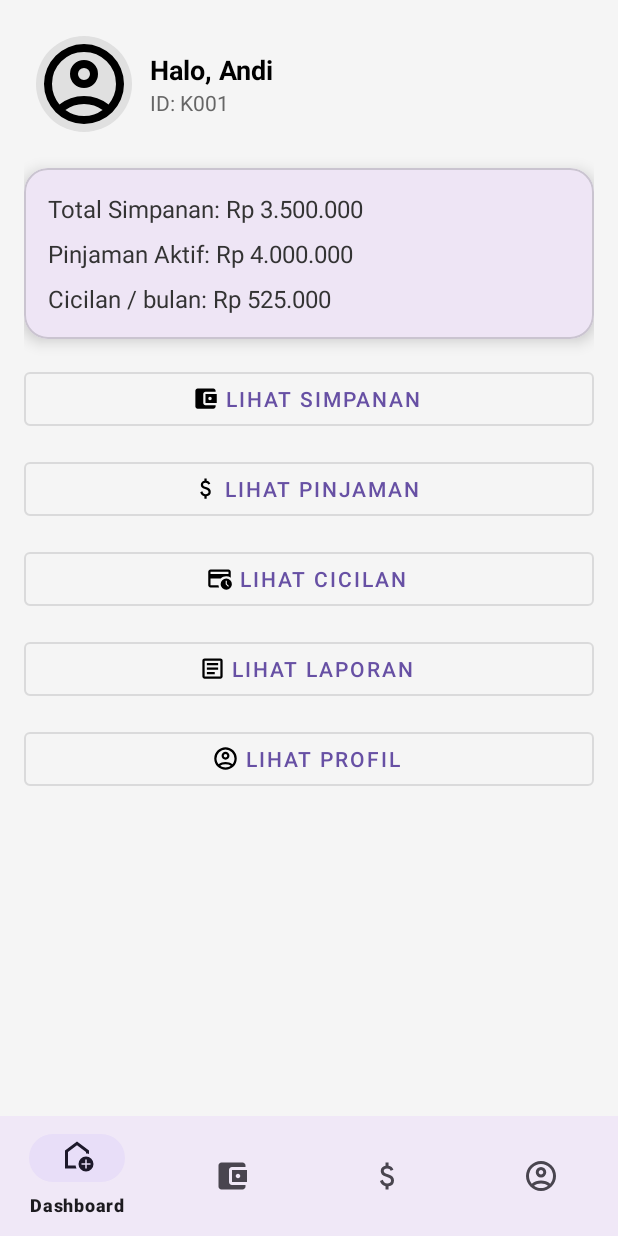
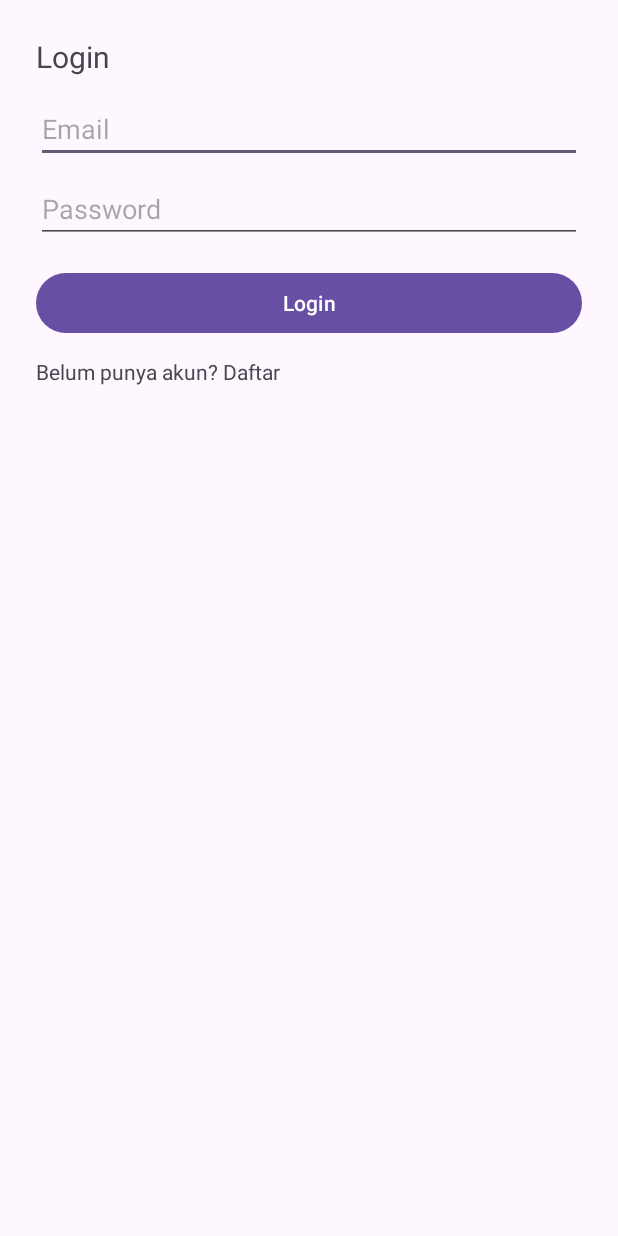
Before and after one commit to YaredMordechai/Projek_MAP, an Android app: the screen it shows after launch (MainActivity before the commit, LoginActivity after it), on a phone screen of 412 x 824 dp. Run offline under Robolectric (Android 15) with nearby library versions, the phone set to English and light mode, and no system bars.

Commit message:
Login page (masih error)

```diff
--- a/app/src/main/java/com/example/projek_map/MainActivity.kt
+++ b/app/src/main/java/com/example/projek_map/MainActivity.kt
@@ -1,28 +1,43 @@
 package com.example.projek_map
 
+import android.content.Intent
 import android.os.Bundle
 import androidx.appcompat.app.AppCompatActivity
 import androidx.fragment.app.Fragment
 import com.google.android.material.bottomnavigation.BottomNavigationView
-import com.example.projek_map.R
-import com.example.projek_map.DashboardFragment
-import com.example.projek_map.SimpananFragment
-import com.example.projek_map.PinjamanFragment
-import com.example.projek_map.ProfilFragment
+import com.example.projek_map.databinding.ActivityMainBinding
+import com.example.projek_map.ui.LoginActivity
+import com.example.projek_map.api.ApiClient
+import com.example.projek_map.model.User
 
 class MainActivity : AppCompatActivity() {
 
+    private lateinit var binding: ActivityMainBinding
+    private var userId: Int = -1
+    private var userNama: String = ""
+
     override fun onCreate(savedInstanceState: Bundle?) {
         super.onCreate(savedInstanceState)
-        setContentView(R.layout.activity_main)
+        binding = ActivityMainBinding.inflate(layoutInflater)
+        setContentView(binding.root)
 
-        val bottomNav = findViewById<BottomNavigationView>(R.id.bottomNavigationView)
+        // Cek apakah user sudah login (dikirim dari LoginActivity)
+        userId = intent.getIntExtra("user_id", -1)
+        userNama = intent.getStringExtra("nama") ?: ""
 
-        // Default fragment saat pertama kali app dibuka
+        if (userId == -1) {
+            // Kalau belum login, arahkan ke halaman login
+            startActivity(Intent(this, LoginActivity::class.java))
+            finish()
+            return
+        }
+
+        // Set fragment default (Dashboard)
         if (savedInstanceState == null) {
             loadFragment(DashboardFragment())
         }
 
+        val bottomNav = findViewById<BottomNavigationView>(R.id.bottomNavigationView)
         bottomNav.setOnItemSelectedListener { item ->
             when (item.itemId) {
                 R.id.navigation_dashboard -> {
@@ -34,11 +49,19 @@ class MainActivity : AppCompatActivity() {
                     true
                 }
                 R.id.navigation_pinjaman -> {
-                    loadFragment(PinjamanFragment())
+                    val fragment = PinjamanFragment()
+                    val bundle = Bundle()
+                    bundle.putInt("user_id", userId)
+                    fragment.arguments = bundle
+                    loadFragment(fragment)
                     true
                 }
                 R.id.navigation_profil -> {
-                    loadFragment(ProfilFragment())
+                    val fragment = ProfilFragment()
+                    val bundle = Bundle()
+                    bundle.putString("nama", userNama)
+                    fragment.arguments = bundle
+                    loadFragment(fragment)
                     true
                 }
                 else -> false
--- a/app/src/main/java/com/example/projek_map/SimpananFragment.kt
+++ b/app/src/main/java/com/example/projek_map/SimpananFragment.kt
@@ -32,7 +32,6 @@ class SimpananFragment : Fragment() {
 
 
     }
-
     override fun onDestroyView() {
         super.onDestroyView()
         _binding = null
--- /dev/null
+++ b/app/src/main/res/layout/activity_login.xml
@@ -0,0 +1,44 @@
+<?xml version="1.0" encoding="utf-8"?>
+<ScrollView xmlns:android="http://schemas.android.com/apk/res/android"
+    android:layout_width="match_parent" android:layout_height="match_parent">
+
+    <LinearLayout
+        android:orientation="vertical"
+        android:padding="24dp"
+        android:layout_width="match_parent"
+        android:layout_height="wrap_content">
+
+        <TextView android:text="Login" android:textSize="20sp"
+            android:layout_width="wrap_content" android:layout_height="wrap_content"/>
+
+        <EditText
+            android:id="@+id/etEmail"
+            android:hint="Email"
+            android:inputType="textEmailAddress"
+            android:layout_width="match_parent"
+            android:layout_height="wrap_content"
+            android:layout_marginTop="12dp"/>
+
+        <EditText
+            android:id="@+id/etPassword"
+            android:hint="Password"
+            android:inputType="textPassword"
+            android:layout_width="match_parent"
+            android:layout_height="wrap_content"
+            android:layout_marginTop="8dp"/>
+
+        <Button
+            android:id="@+id/btnLogin"
+            android:text="Login"
+            android:layout_width="match_parent"
+            android:layout_height="wrap_content"
+            android:layout_marginTop="16dp"/>
+
+        <TextView
+            android:id="@+id/tvSignup"
+            android:text="Belum punya akun? Daftar"
+            android:layout_marginTop="12dp"
+            android:layout_width="wrap_content"
+            android:layout_height="wrap_content"/>
+    </LinearLayout>
+</ScrollView>
--- a/gradle/libs.versions.toml
+++ b/gradle/libs.versions.toml
@@ -11,6 +11,8 @@ activity = "1.11.0"
 constraintlayout = "2.2.1"
 navigationFragmentKtx = "2.9.4"
 navigationUiKtx = "2.9.4"
+navigationFragmentKtxVersion = "2.9.5"
+navigationUiKtxVersion = "2.9.5"
 
 [libraries]
 androidx-core-ktx = { group = "androidx.core", name = "core-ktx", version.ref = "coreKtx" }
@@ -23,6 +25,8 @@ androidx-activity = { group = "androidx.activity", name = "activity", version.re
 androidx-constraintlayout = { group = "androidx.constraintlayout", name = "constraintlayout", version.ref = "constraintlayout" }
 androidx-navigation-fragment-ktx = { group = "androidx.navigation", name = "navigation-fragment-ktx", version.ref = "navigationFragmentKtx" }
 androidx-navigation-ui-ktx = { group = "androidx.navigation", name = "navigation-ui-ktx", version.ref = "navigationUiKtx" }
+navigation-fragment-ktx = { group = "androidx.navigation", name = "navigation-fragment-ktx", version.ref = "navigationFragmentKtxVersion" }
+navigation-ui-ktx = { group = "androidx.navigation", name = "navigation-ui-ktx", version.ref = "navigationUiKtxVersion" }
 
 [plugins]
 android-application = { id = "com.android.application", version.ref = "agp" }
```
Also changed, not shown: app/build.gradle.kts (+9 -4 lines), app/src/main/AndroidManifest.xml (+10 -0 lines), app/src/main/java/com/example/projek_map/api/ApiService.kt (+16 -0 lines), app/src/main/java/com/example/projek_map/model/User.kt (added, +8 -0 lines), app/src/main/java/com/example/projek_map/model/UserResponse.kt (added, +7 -0 lines), app/src/main/java/com/example/projek_map/ui/LoginActivity.kt (added, +60 -0 lines), app/src/main/java/com/example/projek_map/ui/SignupActivity.kt (added, +49 -0 lines), app/src/main/java/com/example/projek_map/ui/WelcomeActivity.kt (added, +23 -0 lines), app/src/main/res/layout/activity_main.xml (+31 -3 lines), app/src/main/res/layout/activity_signup.xml (added, +44 -0 lines), app/src/main/res/layout/activity_welcome.xml (added, +27 -0 lines), 3 other files.
